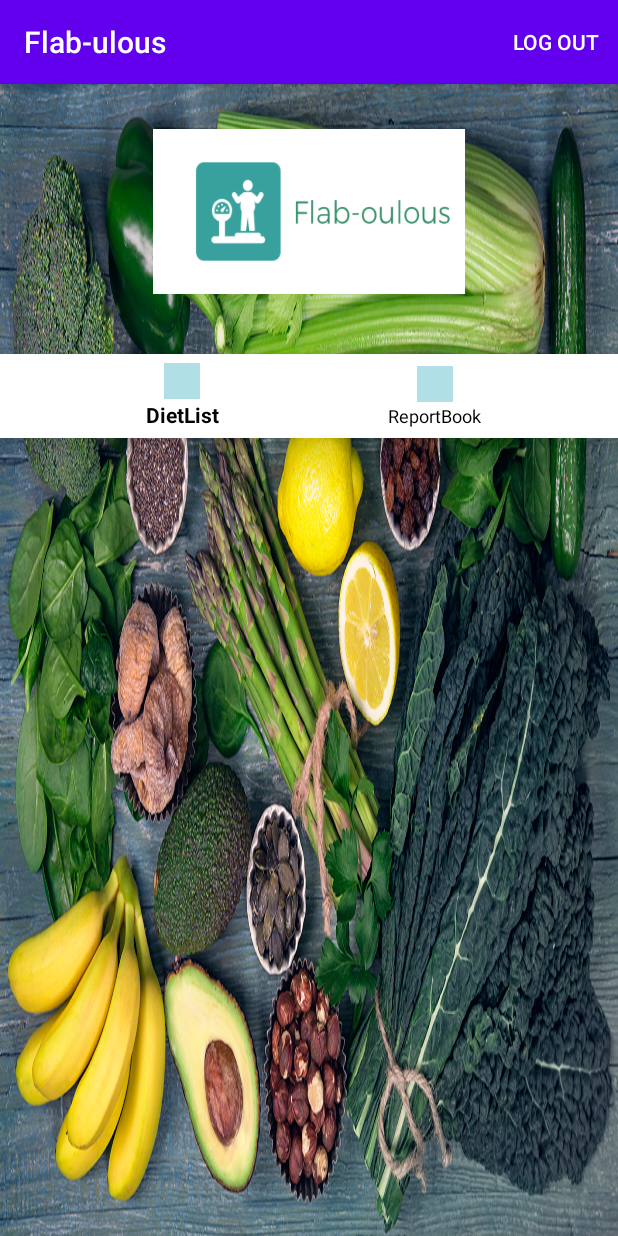
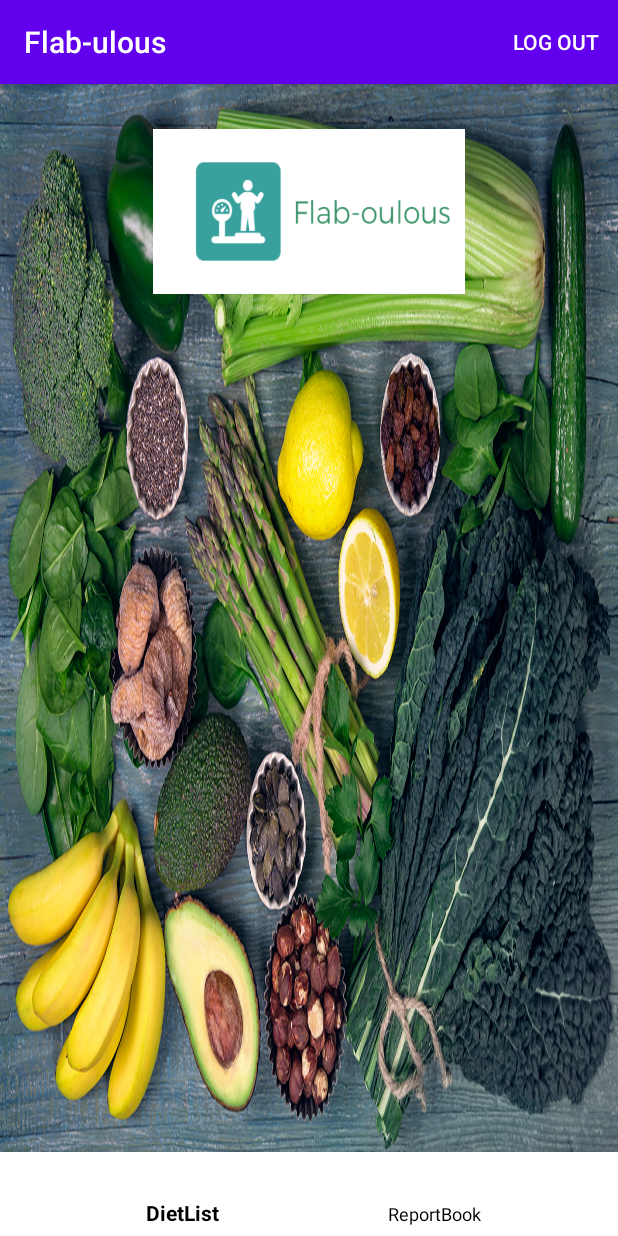
Before and after one commit to Bahar123-coder/Flab-ulous1, an Android app: the screen it shows after launch (DashBoardActivity), on a phone screen of 412 x 824 dp. Run offline under Robolectric (Android 15) with nearby library versions, the phone set to English and light mode, and no system bars.

Commit message:
updated file 2

```diff
--- a/app/src/main/java/com/example/flab_ulous/API/APIInstance.java
+++ b/app/src/main/java/com/example/flab_ulous/API/APIInstance.java
@@ -17,7 +17,7 @@ import retrofit2.converter.gson.GsonConverterFactory;
 
 public class APIInstance {
     private static Retrofit retrofit;
-    private static final String BASE_URL = "localhost:8085";
+    private static final String BASE_URL = "http://localhost:8085";
 
     public static Retrofit getRetrofitInstance() {
         HttpLoggingInterceptor interceptor = new HttpLoggingInterceptor(new HttpLoggingInterceptor.Logger() {
--- a/app/src/main/java/com/example/flab_ulous/ReportBook/ReportBookListAdapter.java
+++ b/app/src/main/java/com/example/flab_ulous/ReportBook/ReportBookListAdapter.java
@@ -30,6 +30,8 @@ public class ReportBookListAdapter extends RecyclerView.Adapter<ReportBookListAd
     @Override
     public void onBindViewHolder(@NonNull ReportListViewHolder holder, int position) {
 //        final ReportResponseModel.Detail detail = detailList.get(position);
+        TextView tvLogDate = holder.itemView.findViewById(R.id.tvtest);
+        tvLogDate.setText(detailList.getWeight().toString());
 
 
         CardView cardLogBookView = holder.itemView.findViewById(R.id.reportbookView);
--- a/app/src/main/java/com/example/flab_ulous/report/DashBoardActivity.java
+++ b/app/src/main/java/com/example/flab_ulous/report/DashBoardActivity.java
@@ -1,19 +1,14 @@
 package com.example.flab_ulous.report;
-
-import android.content.DialogInterface;
 import android.content.Intent;
 import android.os.Bundle;
 import android.view.Menu;
 import android.view.MenuInflater;
 import android.view.MenuItem;
-
 import com.example.flab_ulous.R;
-
 import androidx.annotation.NonNull;
 import androidx.appcompat.app.AppCompatActivity;
 import androidx.fragment.app.Fragment;
 import androidx.fragment.app.FragmentTransaction;
-
 import com.example.flab_ulous.DietList.DietPlanFragment;
 import com.example.flab_ulous.ReportBook.ReportBookFragment;
 import com.example.flab_ulous.preferences.AppPreferences;
@@ -28,7 +23,7 @@ public class DashBoardActivity extends AppCompatActivity {
     @Override
     protected void onCreate(Bundle savedInstanceState) {
         super.onCreate(savedInstanceState);
-        setContentView(R.layout.fragment_dietlist);
+        setContentView(R.layout.activity_dashboard);
         appPreferences = new AppPreferences(getApplication());
         reportBookFragment = new ReportBookFragment();
         dietPlanFragment = new DietPlanFragment();
--- a/app/src/main/res/layout/activity_dashboard.xml
+++ b/app/src/main/res/layout/activity_dashboard.xml
@@ -18,7 +18,7 @@
         android:layout_gravity="bottom"
         android:background="@color/white"
         app:elevation="8dp"
-        app:itemIconTint="@color/powder"
+        app:itemIconTint="@color/white"
         app:itemTextColor="@color/black"
         app:menu="@menu/bottom_nav_menu" />
 
--- a/app/src/main/res/layout/fragment_dietlist.xml
+++ b/app/src/main/res/layout/fragment_dietlist.xml
@@ -30,16 +30,7 @@
             tools:listitem="@layout/item_dietlist"
             android:id="@+id/rvDietlist"/>
     </ScrollView>
-    <com.google.android.material.bottomnavigation.BottomNavigationView
-        android:id="@+id/bottom_nav_dash"
-        android:layout_width="match_parent"
-        android:layout_height="wrap_content"
-        android:layout_gravity="bottom"
-        android:background="@color/white"
-        app:elevation="20dp"
-        app:itemIconTint="@color/powder"
-        app:itemTextColor="@color/black"
-        app:menu="@menu/bottom_nav_menu" />
+
 
 
 </LinearLayout>
```
Also changed, not shown: app/src/main/java/com/example/flab_ulous/ReportBook/ReportRecordActivity.java (+58 -1 lines), app/src/main/res/layout/item_reportbook_view.xml (+8 -0 lines).
